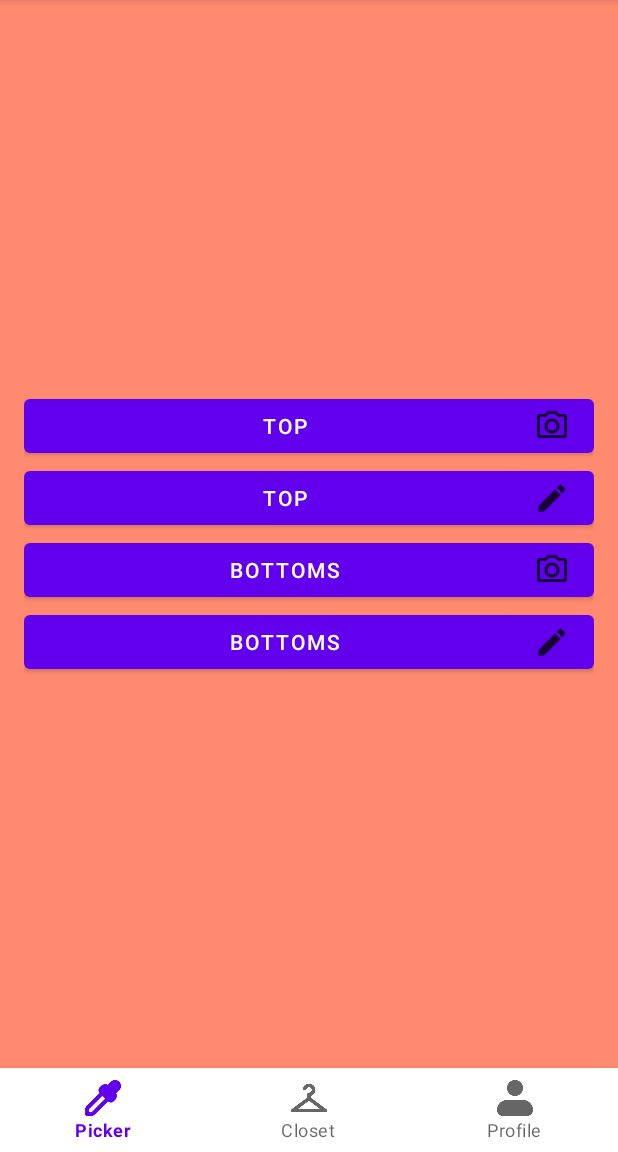
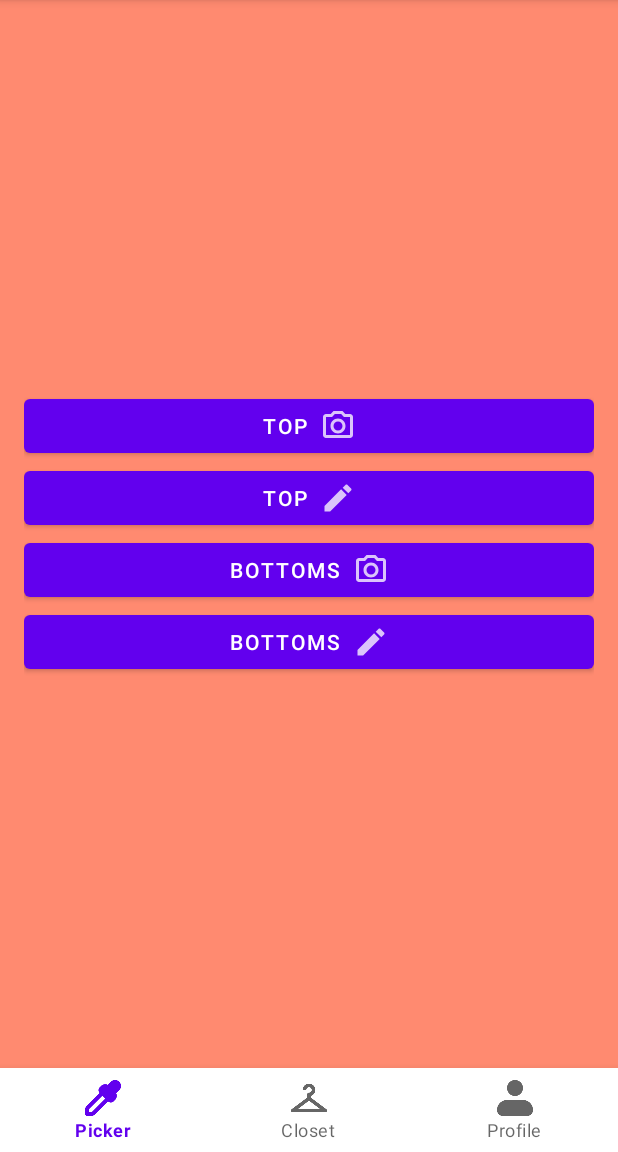
Before and after one commit to bropeter8/OutfitPicker, an Android app: the fragment AddClothesFragment placed in its activity, on a phone screen of 412 x 824 dp, the part 84-1236 px from its top. Run offline under Robolectric (Android 15) with nearby library versions, the light colour scheme and no system bars.

```diff
--- a/app/src/main/java/si/uni_lj/fe/tnuv/outfitpicker2/AddClothesFragment.java
+++ b/app/src/main/java/si/uni_lj/fe/tnuv/outfitpicker2/AddClothesFragment.java
@@ -4,13 +4,13 @@ import android.os.Bundle;
 import android.view.LayoutInflater;
 import android.view.View;
 import android.view.ViewGroup;
-import android.widget.LinearLayout;
 import android.widget.Toast;
 
 import androidx.annotation.NonNull;
 import androidx.annotation.Nullable;
 import androidx.fragment.app.Fragment;
 
+import com.google.android.material.button.MaterialButton;
 public class AddClothesFragment extends Fragment {
 
     @Nullable
@@ -19,10 +19,10 @@ public class AddClothesFragment extends Fragment {
         View view = inflater.inflate(R.layout.fragment_add_clothes, container, false);
 
         // Find buttons by their IDs
-        LinearLayout buttonPhotoTop = view.findViewById(R.id.button_photo_top);
-        LinearLayout buttonPickTop = view.findViewById(R.id.button_pick_top);
-        LinearLayout buttonPhotoBottoms = view.findViewById(R.id.button_photo_bottoms);
-        LinearLayout buttonPickBottoms = view.findViewById(R.id.button_pick_bottoms);
+        MaterialButton buttonPhotoTop = view.findViewById(R.id.button_photo_top);
+        MaterialButton buttonPickTop = view.findViewById(R.id.button_pick_top);
+        MaterialButton buttonPhotoBottoms = view.findViewById(R.id.button_photo_bottoms);
+        MaterialButton buttonPickBottoms = view.findViewById(R.id.button_pick_bottoms);
 
         // Set click listeners for buttons
         buttonPhotoTop.setOnClickListener(v -> {
--- a/app/src/main/java/si/uni_lj/fe/tnuv/outfitpicker2/ClosetFragment.java
+++ b/app/src/main/java/si/uni_lj/fe/tnuv/outfitpicker2/ClosetFragment.java
@@ -16,13 +16,11 @@ import com.google.android.material.floatingactionbutton.FloatingActionButton;
 
 public class ClosetFragment extends Fragment {
 
-    private FloatingActionButton fabAddClothes;
-
     @Nullable
     @Override
     public View onCreateView(@NonNull LayoutInflater inflater, @Nullable ViewGroup container, @Nullable Bundle savedInstanceState) {
         View view = inflater.inflate(R.layout.fragment_closet, container, false);
-        fabAddClothes = view.findViewById(R.id.fab_add_clothes);
+        FloatingActionButton fabAddClothes = view.findViewById(R.id.fab_add_clothes);
 
         fabAddClothes.setOnClickListener(v -> showAddClothesFragment());
 
--- a/app/src/main/res/layout/fragment_add_clothes.xml
+++ b/app/src/main/res/layout/fragment_add_clothes.xml
@@ -1,39 +1,42 @@
 <?xml version="1.0" encoding="utf-8"?>
 <LinearLayout xmlns:android="http://schemas.android.com/apk/res/android"
+    xmlns:app="http://schemas.android.com/apk/res-auto"
     android:layout_width="match_parent"
     android:layout_height="match_parent"
     android:gravity="center"
     android:orientation="vertical"
     android:padding="16dp"
-    android:visibility="visible"
     android:background="@color/lighter_main_color">
 
-    <Button
+    <com.google.android.material.button.MaterialButton
         android:id="@+id/button_photo_top"
         android:layout_width="match_parent"
         android:layout_height="wrap_content"
-        android:drawableRight="@drawable/ic_camera"
-        android:text="Top" />
+        android:text="Top"
+        app:icon="@drawable/ic_camera"
+        app:iconGravity="textEnd" />
 
-    <Button
+    <com.google.android.material.button.MaterialButton
         android:id="@+id/button_pick_top"
         android:layout_width="match_parent"
         android:layout_height="wrap_content"
-        android:drawableRight="@drawable/ic_pencil"
-        android:text="Top" />
+        android:text="Top"
+        app:icon="@drawable/ic_pencil"
+        app:iconGravity="textEnd" />
 
-    <Button
+    <com.google.android.material.button.MaterialButton
         android:id="@+id/button_photo_bottoms"
         android:layout_width="match_parent"
         android:layout_height="wrap_content"
-        android:drawableRight="@drawable/ic_camera"
-        android:text="Bottoms" />
+        android:text="Bottoms"
+        app:icon="@drawable/ic_camera"
+        app:iconGravity="textEnd" />
 
-    <Button
+    <com.google.android.material.button.MaterialButton
         android:id="@+id/button_pick_bottoms"
         android:layout_width="match_parent"
         android:layout_height="wrap_content"
-        android:drawableRight="@drawable/ic_pencil"
-        android:text="Bottoms" />
-
+        android:text="Bottoms"
+        app:icon="@drawable/ic_pencil"
+        app:iconGravity="textEnd" />
 </LinearLayout>
```
